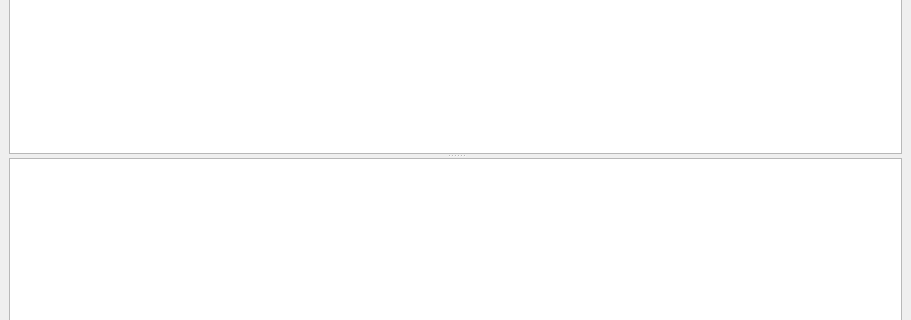
This is source/main_window.ui in jansorg/tom-ui as Qt 5 draws it before an edit; both pictures show x 0 to 911 and y 95 to 415 of the 911 by 772 pixel window. The edited form follows.
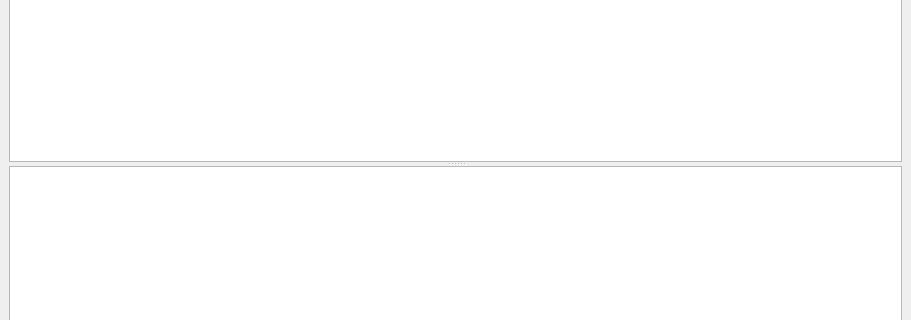
This is the edited form. Icons and pictures are not drawn. Custom widgets are drawn as their Qt base class.

Diff of the .ui file:
```diff
--- a/source/main_window.ui
+++ b/source/main_window.ui
@@ -26,7 +26,7 @@
       </property>
       <widget class="ProjectTreeView" name="projectTree">
        <property name="sizePolicy">
-        <sizepolicy hsizetype="Expanding" vsizetype="Preferred">
+        <sizepolicy hsizetype="Expanding" vsizetype="MinimumExpanding">
          <horstretch>0</horstretch>
          <verstretch>0</verstretch>
         </sizepolicy>
@@ -34,7 +34,7 @@
        <property name="minimumSize">
         <size>
          <width>0</width>
-         <height>150</height>
+         <height>200</height>
         </size>
        </property>
        <attribute name="headerShowSortIndicator" stdset="0">
@@ -45,9 +45,15 @@
        <property name="sizePolicy">
         <sizepolicy hsizetype="Expanding" vsizetype="Expanding">
          <horstretch>0</horstretch>
-         <verstretch>1</verstretch>
+         <verstretch>10</verstretch>
         </sizepolicy>
        </property>
+       <property name="minimumSize">
+        <size>
+         <width>0</width>
+         <height>200</height>
+        </size>
+       </property>
        <property name="sizeIncrement">
         <size>
          <width>0</width>
```
Left out of the diff: 8 changed lines with no effect on the pictures.
